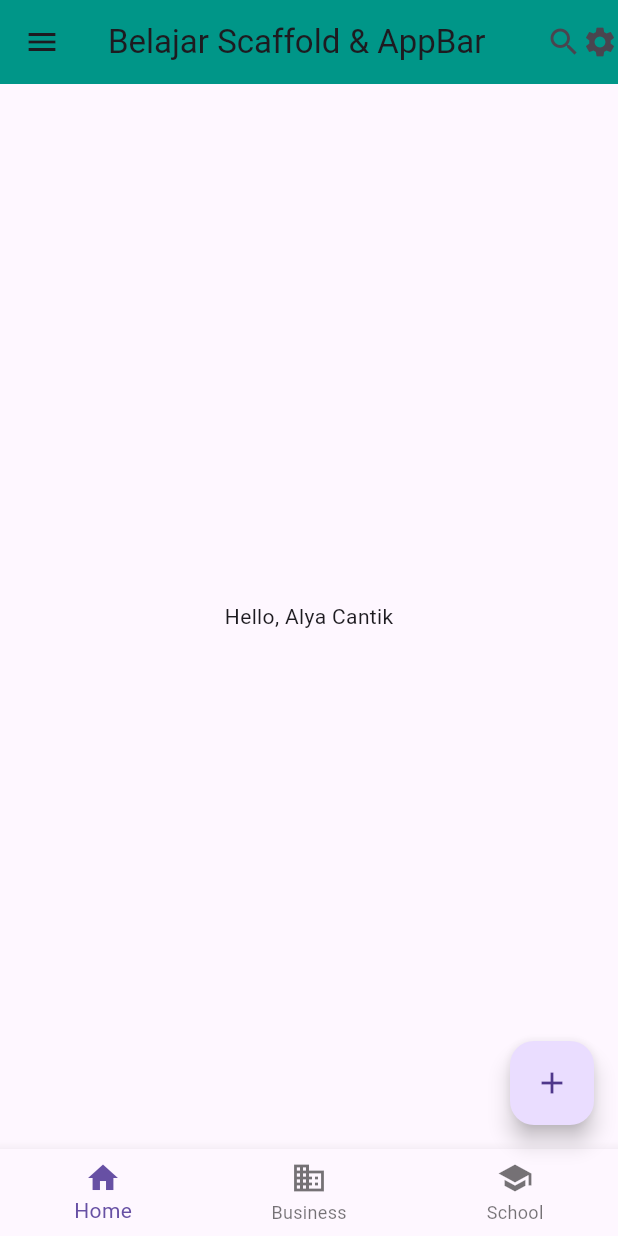
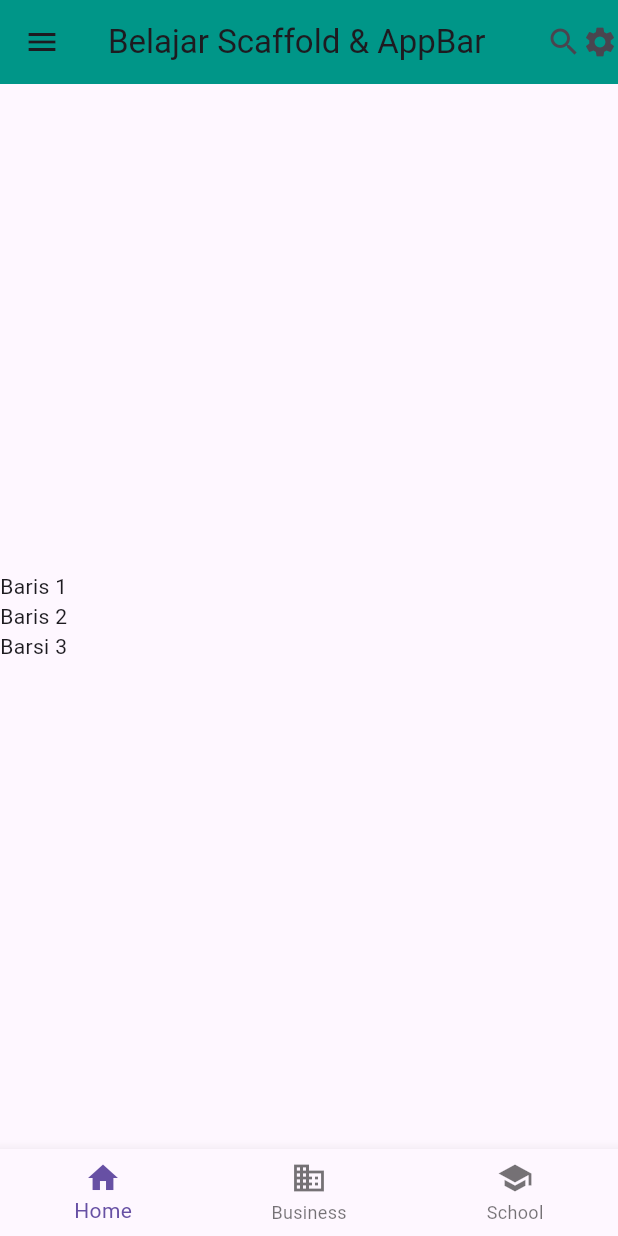
Before and after one commit to Alyaajeng/pem_mobile, a Flutter app: the screen it shows after launch, on a phone screen of 412 x 824 dp. Run offline on Flutter 3.47's test engine with Material 3 defaults, Android fonts, the phone set to English and light mode, and no system bars; our stand-ins replace just_audio.

Commit message:
P6 - Dasar Widget Column

```diff
--- a/flutter/pertemuan6/pertemuan6/lib/main.dart
+++ b/flutter/pertemuan6/pertemuan6/lib/main.dart
@@ -20,10 +20,14 @@
             // Icon(Icons.more_vert),
           ],
         ),
-        body: const Center(child: Text("Hello, Alya Cantik")),
-        floatingActionButton: FloatingActionButton(
-          onPressed: () {},
-          child: Icon(Icons.add),
+        body: Column(
+          mainAxisAlignment: MainAxisAlignment.center,
+          crossAxisAlignment: CrossAxisAlignment.start,
+          children: const [
+            Text("Baris 1"),
+            Text("Baris 2"),
+            Text("Barsi 3"),
+          ],
         ),
         drawer: Drawer(
           child: ListView(
```
